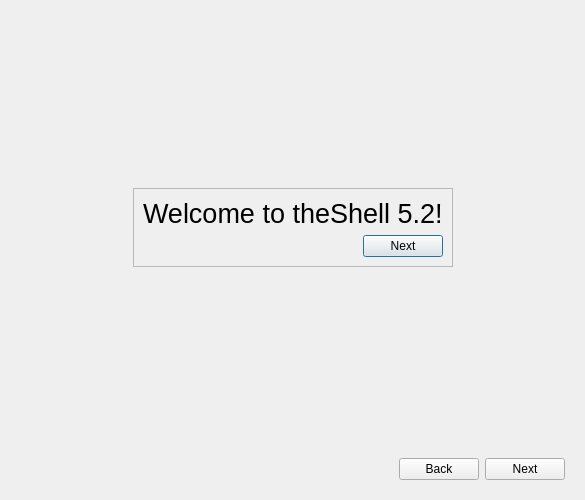
Old version of the form onboarding.ui in the repository vicr123/theshell.
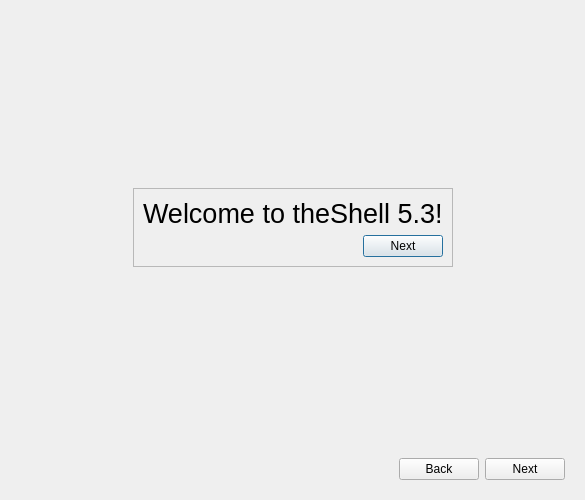
New version of the form. Icons and pictures are not drawn. Custom widgets are drawn as their Qt base class.

The edit to the form file:
```diff
--- a/onboarding.ui
+++ b/onboarding.ui
@@ -70,7 +70,7 @@
              </font>
             </property>
             <property name="text">
-             <string>Welcome to theShell 5.2!</string>
+             <string>Welcome to theShell 5.3!</string>
             </property>
            </widget>
           </item>
```
